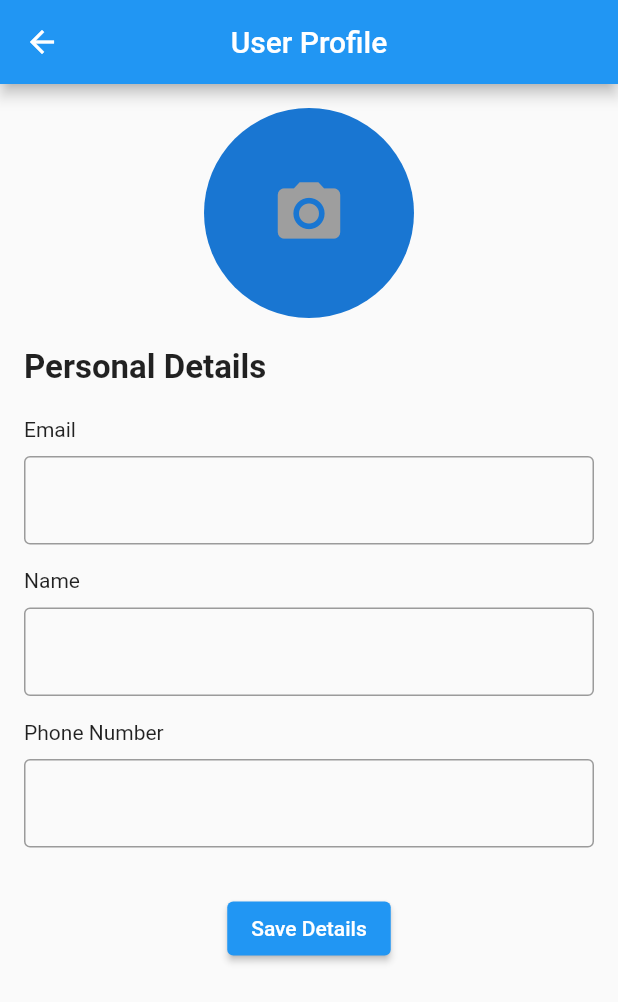
After one commit to YosrMahmoud/SupabaseProject, a Flutter app: the UserPage screen opened by its route, after a tap on the "camera alt" icon, on a phone screen of 412 x 824 dp. The commit adds this screen. Shown: the top 1002 px of the screen. Run offline on Flutter 3.47's test engine with Material 2 defaults, Android fonts, the phone set to English and light mode, and no system bars; our stand-ins replace image_picker, supabase_flutter; accounts and stored records are empty; network calls fail.

Commit message:
Frist commit

```diff
--- a/lib/LoginPage.dart
+++ b/lib/LoginPage.dart
@@ -1,3 +1,4 @@
+import 'package:ecommerce/UserPage.dart';
 import 'package:flutter/cupertino.dart';
 import 'package:flutter/material.dart';
 import 'package:supabase_flutter/supabase_flutter.dart';
@@ -80,7 +81,7 @@ class LoginPage extends StatelessWidget {
         );
 
         if (response.user != null) {
-          Navigator.pushReplacementNamed(context, HomeScreen.routeName);
+          Navigator.pushReplacementNamed(context, UserPage.routeName);
           ScaffoldMessenger.of(context).showSnackBar(
             SnackBar(content: Text("login successful")),
           );
--- a/lib/RegisterPage.dart
+++ b/lib/RegisterPage.dart
@@ -1,5 +1,6 @@
 import 'package:ecommerce/HomeScreen.dart';
 import 'package:ecommerce/LoginPage.dart';
+import 'package:ecommerce/UserPage.dart';
 import 'package:flutter/cupertino.dart';
 import 'package:flutter/material.dart';
 import 'package:supabase_flutter/supabase_flutter.dart';
@@ -92,7 +93,11 @@ class RegisterPage extends StatelessWidget {
         );
 
         if (response.user != null) {
-          Navigator.pushReplacementNamed(context, HomeScreen.routeName);
+          await supabase.from('profiles').insert({
+            'id': response.user!.id,
+            'email': emailController.text.trim()
+          });
+          Navigator.pushReplacementNamed(context, UserPage.routeName);
           ScaffoldMessenger.of(context).showSnackBar(
             SnackBar(content: Text("Registration successful")),
           );
--- /dev/null
+++ b/lib/UserPage.dart
@@ -0,0 +1,191 @@
+import 'package:flutter/material.dart';
+import 'package:image_picker/image_picker.dart';
+import 'dart:io';
+import 'package:supabase_flutter/supabase_flutter.dart';
+import 'RegisterPage.dart';
+import 'package:http/http.dart' as http;
+import 'package:path_provider/path_provider.dart';
+class UserPage extends StatefulWidget {
+  static const String routeName = '/userPage';
+
+  @override
+  _UserPageState createState() => _UserPageState();
+}
+
+class _UserPageState extends State<UserPage> {
+  final TextEditingController nameController = TextEditingController();
+  final TextEditingController phoneController = TextEditingController();
+  final TextEditingController emailController = TextEditingController();
+  File? _imageFile;
+  final ImagePicker _picker = ImagePicker();
+
+  @override
+  void initState() {
+    super.initState();
+    loadUserProfile();
+  }
+
+  /*Future<void> loadUserProfile() async {
+    final user = Supabase.instance.client.auth.currentUser;
+    if (user != null) {
+      final data = await Supabase.instance.client
+          .from('profiles')
+          .select()
+          .eq('id', user.id)
+          .single();
+      setState(() {
+        nameController.text = data['name'] ?? '';
+        phoneController.text = data['phone'] ?? '';
+        emailController.text = data['email'] ?? '';
+        // Load avatar URL if exists
+        if (data['avatar_url'] != null) {
+          _imageFile = File(data['avatar_url']); // Adjust based on your implementation
+        }
+      });
+    }
+    if(user == null)
+      {
+        print('no user') ;
+      }
+  }*/
+
+
+  Future<void> loadUserProfile() async {
+    final user = Supabase.instance.client.auth.currentUser;
+    if (user != null) {
+      try {
+        final data = await Supabase.instance.client
+            .from('profiles')
+            .select()
+            .eq('id', user.id)
+            .single();
+
+        setState(() {
+          nameController.text = data['name'] ?? '';
+          phoneController.text = data['phone'] ?? '';
+          emailController.text = data['email'] ?? '';
+        });
+
+        // Load avatar URL if it exists
+        if (data['avatar_url'] != null) {
+          final avatarUrl = data['avatar_url'];
+          try {
+            final response = await http.get(Uri.parse(avatarUrl));
+            final directory = await getTemporaryDirectory();
+            final filePath = '${directory.path}/avatar.png';
+            final file = File(filePath);
+            await file.writeAsBytes(response.bodyBytes);
+
+            setState(() {
+              _imageFile = file;
+            });
+          } catch (e) {
+            print('Failed to load avatar: $e');
+          }
+        }
+      } catch (e) {
+        print('Failed to load user data: $e');
+      }
+    } else {
+      print('No user');
+    }
+  }
+
+
+  Future<void> _pickImage() async {
+    final pickedFile = await _picker.pickImage(source: ImageSource.gallery);
+    setState(() {
+      _imageFile = pickedFile != null ? File(pickedFile.path) : null;
+    });
+    await supabase.storage
+         .from("avatars")
+    .upload('${supabase.auth.currentUser!.id}/avatar.png', _imageFile!);
+  }
+
+
+  Future<void> updateProfile() async {
+    final user = supabase.auth.currentUser;
+    if (user != null) {
+      final response = await supabase.from('profiles').update({
+        'name': nameController.text,
+        'phone': phoneController.text
+      }).eq('id', user.id);
+
+      if (response.error == null) {
+        print("Profile updated successfully.");
+      } else {
+        print("Failed to update profile: ${response.error.message}");
+      }
+    } else {
+      print("No user is currently logged in.");
+    }
+  }
+
+
+
+  @override
+  Widget build(BuildContext context) {
+    return Scaffold(
+      appBar: AppBar(
+        title: Text("User Profile"),
+        centerTitle: true,
+      ),
+      body: Padding(
+        padding: const EdgeInsets.all(16.0),
+        child: SingleChildScrollView(
+          child: Column(
+            crossAxisAlignment: CrossAxisAlignment.start,
+            children: [
+              Center(
+                child: GestureDetector(
+                  onTap: _pickImage,
+                  child: CircleAvatar(
+                    radius: 70,
+                    backgroundImage: _imageFile != null ? FileImage(_imageFile!) : null,
+                    child: _imageFile == null
+                        ? Icon(Icons.camera_alt, size: 50, color: Colors.grey)
+                        : null,
+                  ),
+                ),
+              ),
+              SizedBox(height: 20),
+              Text("Personal Details", style: TextStyle(fontSize: 22, fontWeight: FontWeight.bold)),
+              SizedBox(height: 20),
+              Text("Email"),
+              SizedBox(height: 10),
+              TextField(
+                controller: emailController,
+                decoration: InputDecoration(border: OutlineInputBorder()),
+                keyboardType: TextInputType.emailAddress,
+              ),
+              SizedBox(height: 16),
+              Text("Name"),
+              SizedBox(height: 10),
+              TextField(
+                controller: nameController,
+                decoration: InputDecoration(border: OutlineInputBorder()),
+              ),
+              SizedBox(height: 16),
+              Text("Phone Number"),
+              SizedBox(height: 10),
+              TextField(
+                controller: phoneController,
+                decoration: InputDecoration(border: OutlineInputBorder()),
+                keyboardType: TextInputType.phone,
+              ),
+              SizedBox(height: 30),
+              Center(
+                child: ElevatedButton(
+                  onPressed: () {
+                updateProfile();
+                  },
+                  child: Text("Save Details"),
+                ),
+              ),
+            ],
+          ),
+        ),
+      ),
+    );
+  }
+}
--- a/lib/main.dart
+++ b/lib/main.dart
@@ -2,8 +2,8 @@ import 'package:ecommerce/HomeScreen.dart';
 import 'package:ecommerce/LoginPage.dart';
 import 'package:ecommerce/RegisterPage.dart';
 import 'package:flutter/material.dart';
-
 import 'package:supabase_flutter/supabase_flutter.dart';
+import 'UserPage.dart';
 
 Future<void> main() async {
   WidgetsFlutterBinding.ensureInitialized();
@@ -26,7 +26,8 @@ initialRoute: LoginPage.routeName,
   routes: {
   LoginPage.routeName : (context) => LoginPage(),
     RegisterPage.routeName : (context) => RegisterPage(),
-    HomeScreen.routeName : (context) => HomeScreen()
+    HomeScreen.routeName : (context) => HomeScreen(),
+    UserPage.routeName : (context) => UserPage(),
   },
 );
 }
--- a/pubspec.yaml
+++ b/pubspec.yaml
@@ -36,6 +36,7 @@ dependencies:
   # Use with the CupertinoIcons class for iOS style icons.
   cupertino_icons: ^1.0.2
   supabase_flutter: ^1.10.25
+  image_picker: ^1.0.4
 
 dev_dependencies:
   flutter_test:
```
Also changed, not shown: pubspec.lock, 5 other files.
